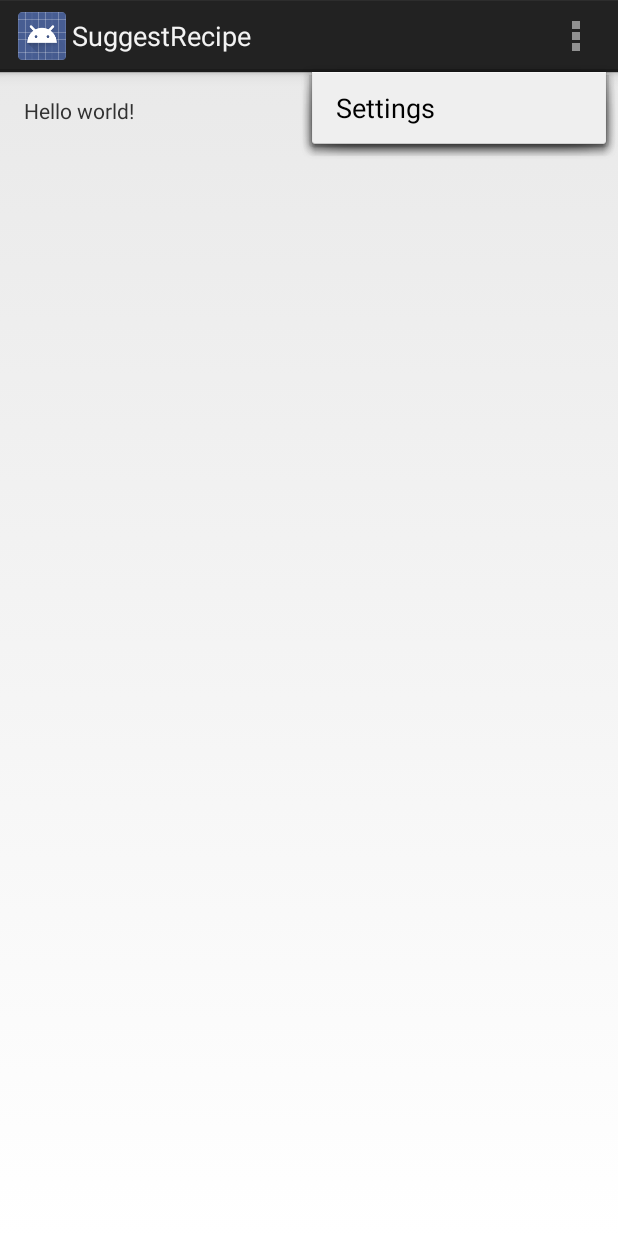
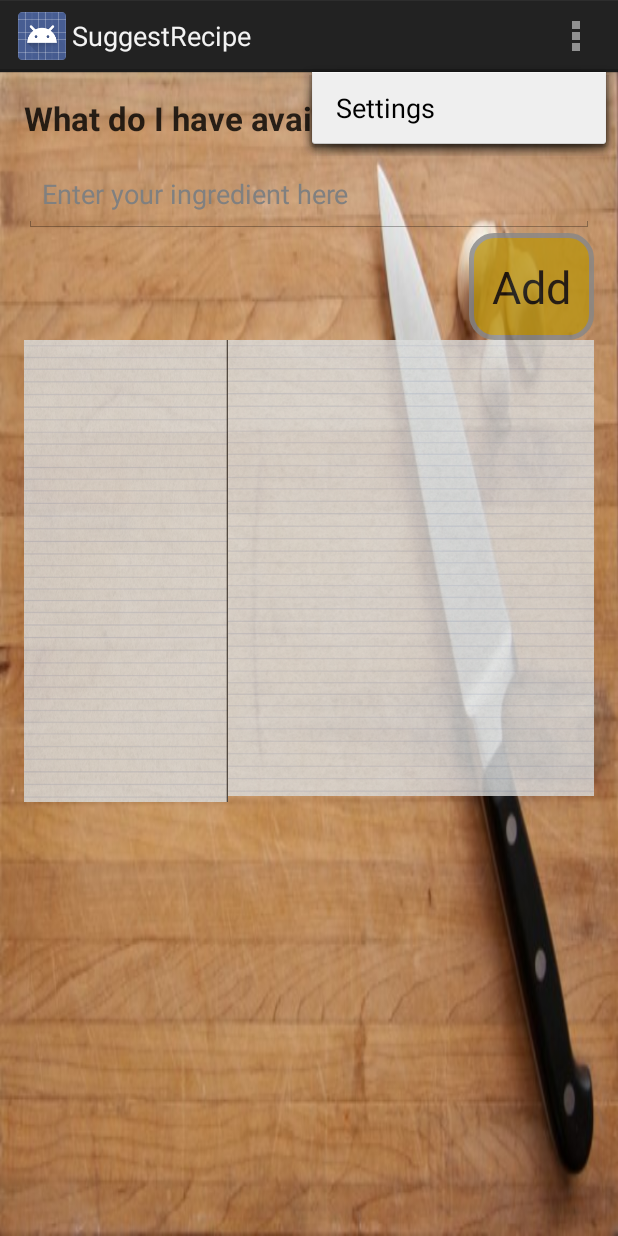
Before and after one commit to stefanNaumov/RecipeSuggestor, an Android app: the SuggestRecipeActivity screen opened directly, with no data from a screen before it, with the options menu open, on a phone screen of 412 x 824 dp. Run offline under Robolectric (Android 15) with nearby library versions, the light colour scheme and no system bars.

Commit message:
Suggest recipe UI added

```diff
--- a/app/src/main/AndroidManifest.xml
+++ b/app/src/main/AndroidManifest.xml
@@ -28,7 +28,8 @@
         </activity>
         <activity
             android:name="com.example.stefan.recipesuggestor.SuggestRecipeActivity"
-            android:label="@string/title_activity_suggest_recipe" >
+            android:label="@string/title_activity_suggest_recipe"
+            android:windowSoftInputMode="adjustPan">
         </activity>
         <activity
             android:name="com.example.stefan.recipesuggestor.AddIngredientsActivity"
--- a/app/src/main/java/com/example/stefan/recipesuggestor/SuggestRecipeActivity.java
+++ b/app/src/main/java/com/example/stefan/recipesuggestor/SuggestRecipeActivity.java
@@ -4,14 +4,39 @@ import android.app.Activity;
 import android.os.Bundle;
 import android.view.Menu;
 import android.view.MenuItem;
+import android.view.MotionEvent;
+import android.view.View;
+import android.widget.LinearLayout;
+
+import Tasks.KeyboardHider;
+import Tasks.TypeWriterAnimator;
 
 
-public class SuggestRecipeActivity extends Activity {
+public class SuggestRecipeActivity extends Activity implements View.OnTouchListener{
 
+    private TypeWriterAnimator mAvailableIngredientsTypeAnimator;
+    private KeyboardHider mKeyBoardHider;
     @Override
     protected void onCreate(Bundle savedInstanceState) {
         super.onCreate(savedInstanceState);
         setContentView(R.layout.activity_suggest_recipe);
+
+        this.init();
+    }
+
+    private void init(){
+        this.mAvailableIngredientsTypeAnimator =
+                (TypeWriterAnimator)findViewById(R.id.suggestRecipeTitleTypeWriterAnimatorId);
+        this.mAvailableIngredientsTypeAnimator.animateText("What do I have available..");
+
+        this.mKeyBoardHider = new KeyboardHider(this);
+
+        LinearLayout layout = (LinearLayout)findViewById(R.id.suggestRecipeLayoutId);
+       /* the two list views for available ingredients and suggested recipes are in a sub-layout -
+        hide keyboard when user touches it too*/
+        LinearLayout subLayout = (LinearLayout)findViewById(R.id.suggestRecipeSubLayoutId);
+        layout.setOnTouchListener(this);
+        subLayout.setOnTouchListener(this);
     }
 
 
@@ -36,4 +61,10 @@ public class SuggestRecipeActivity extends Activity {
 
         return super.onOptionsItemSelected(item);
     }
+
+    @Override
+    public boolean onTouch(View view, MotionEvent motionEvent) {
+        mKeyBoardHider.hideKeyobard(view);
+        return false;
+    }
 }
--- /dev/null
+++ b/app/src/main/res/drawable-hdpi/listviewrightborder.xml
@@ -0,0 +1,18 @@
+<?xml version="1.0" encoding="utf-8"?>
+<layer-list xmlns:android="http://schemas.android.com/apk/res/android">
+    <item android:drawable="@drawable/paper"></item>
+    <!--<item>
+        <shape android:shape="rectangle">
+            <solid android:color="#000000" />
+        </shape>
+    </item>-->
+    <item android:left="5dp">
+        <shape android:shape="rectangle">
+            <gradient
+                android:angle="180"
+                android:startColor="#000000"
+                android:centerColor="@android:color/transparent"
+                android:centerX="0.01" />
+        </shape>
+    </item>
+</layer-list>
--- a/app/src/main/res/drawable-xhdpi/buttonshape.xml
+++ b/app/src/main/res/drawable-xhdpi/buttonshape.xml
@@ -1,10 +1,9 @@
 <?xml version="1.0" encoding="utf-8"?>
-<shape xmlns:android="http://schemas.android.com/apk/res/android" android:shape="rectangle" >
+<shape xmlns:android="http://schemas.android.com/apk/res/android" android:shape="rectangle">
     <corners
         android:radius="15dp"
         />
     <solid
-
         android:color="#BA9312"
         />
     <padding
--- a/app/src/main/res/layout/activity_suggest_recipe.xml
+++ b/app/src/main/res/layout/activity_suggest_recipe.xml
@@ -1,12 +1,61 @@
-<RelativeLayout xmlns:android="http://schemas.android.com/apk/res/android"
-    xmlns:tools="http://schemas.android.com/tools" android:layout_width="match_parent"
-    android:layout_height="match_parent" android:paddingLeft="@dimen/activity_horizontal_margin"
+<LinearLayout xmlns:android="http://schemas.android.com/apk/res/android"
+    xmlns:tools="http://schemas.android.com/tools"
+    android:layout_width="match_parent"
+    android:layout_height="match_parent"
+    android:paddingLeft="@dimen/activity_horizontal_margin"
     android:paddingRight="@dimen/activity_horizontal_margin"
     android:paddingTop="@dimen/activity_vertical_margin"
     android:paddingBottom="@dimen/activity_vertical_margin"
-    tools:context="com.example.stefan.recipesuggestor.SuggestRecipeActivity">
+    tools:context="com.example.stefan.recipesuggestor.SuggestRecipeActivity"
+    android:background="@drawable/choppingboard"
+    android:orientation="vertical"
+    android:weightSum="1"
+    android:id="@+id/suggestRecipeLayoutId">
 
-    <TextView android:text="@string/hello_world" android:layout_width="wrap_content"
-        android:layout_height="wrap_content" />
+    <Tasks.TypeWriterAnimator
+        android:layout_width="match_parent"
+        android:layout_height="wrap_content"
+        style="@style/menuSectionsTextStyle"
+        android:textColor="#000"
+        android:id="@+id/suggestRecipeTitleTypeWriterAnimatorId"
+        android:layout_weight="0.04"/>
 
-</RelativeLayout>
+    <EditText
+        android:layout_width="match_parent"
+        android:layout_height="wrap_content"
+        android:hint="@string/enterIngredientHere"
+        android:id="@+id/suggestRecipeIngredientAvailableInputId"
+        android:layout_weight="0.04" />
+
+    <Button
+        android:layout_width="wrap_content"
+        android:layout_height="wrap_content"
+        style="@style/nextButtonStyle"
+        android:text="Add"
+        android:id="@+id/button"
+        android:layout_gravity="right"
+        android:layout_weight="0.04" />
+
+    <LinearLayout
+        android:id="@+id/suggestRecipeSubLayoutId"
+        android:orientation="horizontal"
+        android:layout_width="match_parent"
+        android:layout_height="326dp"
+        android:alpha="0.8">
+
+        <ListView
+            android:layout_width="136dp"
+            android:layout_height="308dp"
+            android:id="@+id/suggestRecipeAvailableIngredientsListViewId"
+            android:layout_gravity="right"
+            android:background="@drawable/listviewrightborder"/>
+
+        <ListView
+            android:layout_width="wrap_content"
+            android:layout_height="304dp"
+            android:id="@+id/suggestRecipeSuggestedRecipesListViewId"
+            android:background="@drawable/paper"/>
+    </LinearLayout>
+
+
+</LinearLayout>
--- a/app/src/main/res/values/strings.xml
+++ b/app/src/main/res/values/strings.xml
@@ -27,5 +27,6 @@
     <string name="myFavourites">My favourites</string>
     <string name="recipeName">Recipe Name</string>
     <string name="add">Add</string>
+    <string name="enterIngredientHere">Enter your ingredient here</string>
 
 </resources>
```
